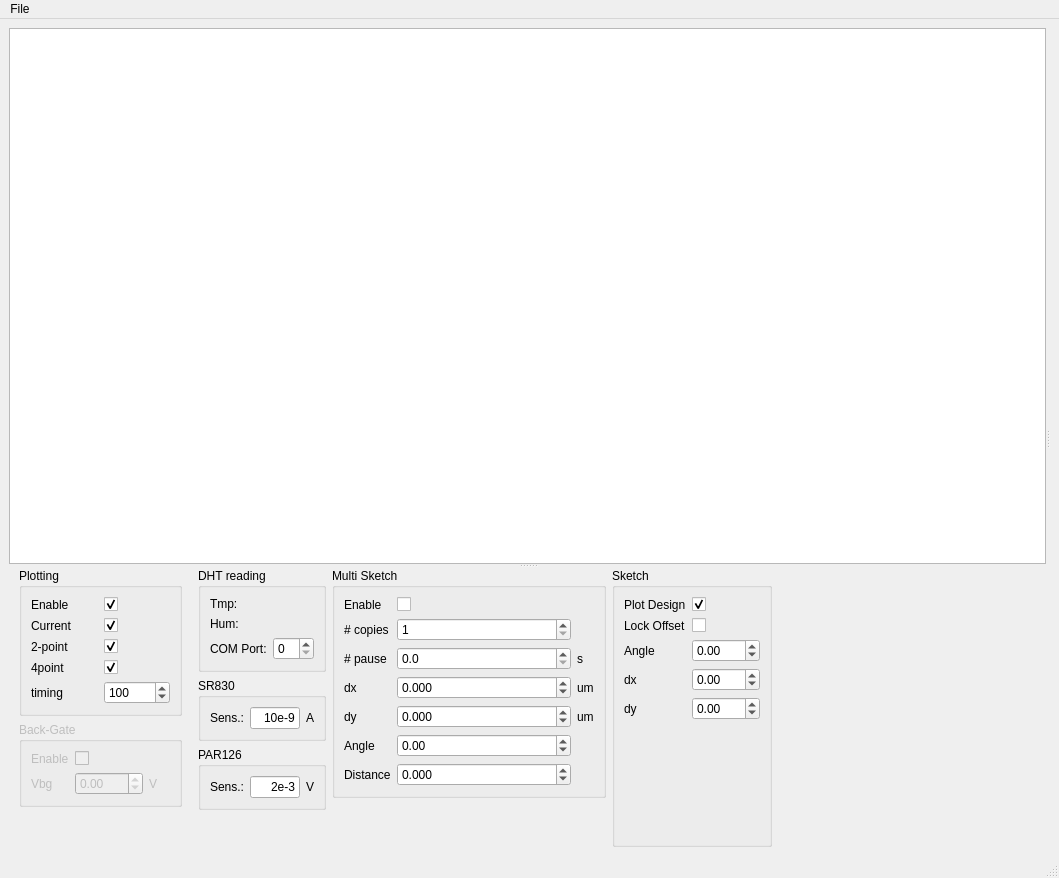
MerlinSmiles/lithocontrol, file mainwindow.ui: the form before one commit.
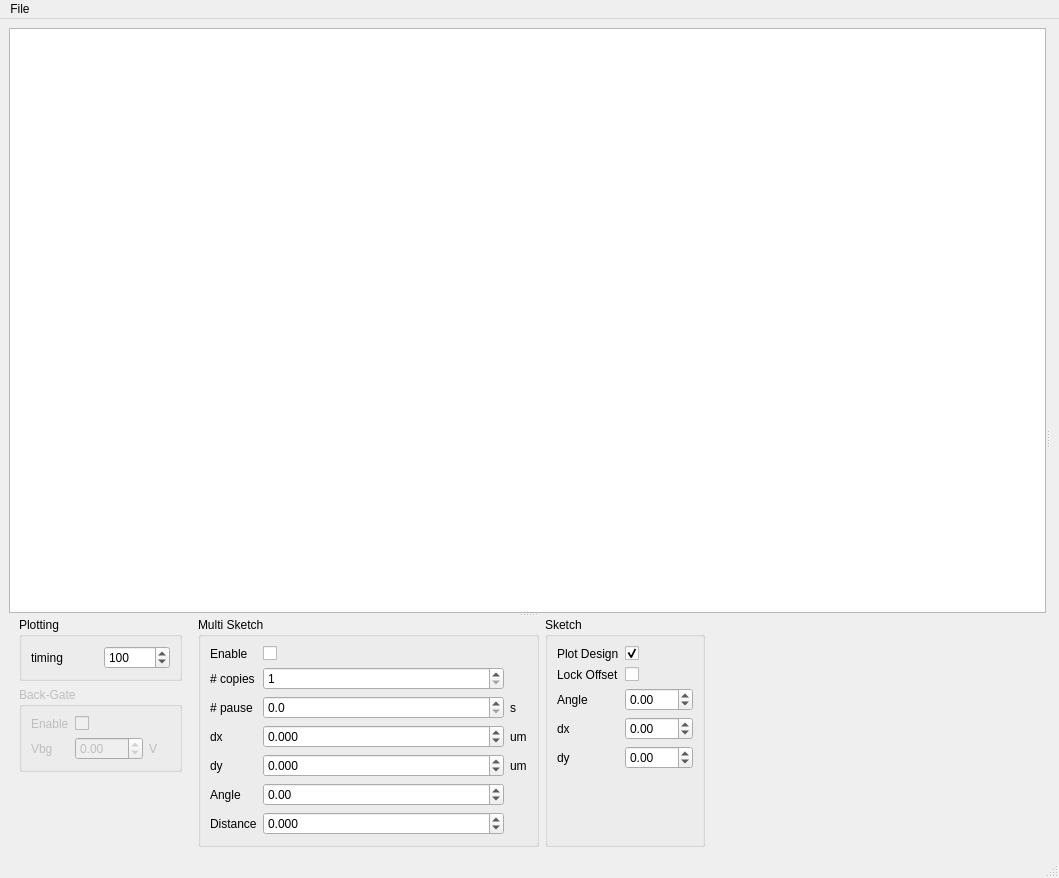
The form after the commit.

The edit to the form file:
```diff
--- a/mainwindow.ui
+++ b/mainwindow.ui
@@ -85,6 +85,137 @@
        </widget>
        <widget class="QWidget" name="gridLayoutWidget">
         <layout class="QGridLayout" name="gridLayout_2">
+         <item row="0" column="6">
+          <widget class="QGroupBox" name="groupBox_3">
+           <property name="title">
+            <string>Sketch</string>
+           </property>
+           <layout class="QGridLayout" name="gridLayout_6">
+            <item row="1" column="0">
+             <widget class="QLabel" name="label_13">
+              <property name="sizePolicy">
+               <sizepolicy hsizetype="Maximum" vsizetype="Preferred">
+                <horstretch>0</horstretch>
+                <verstretch>0</verstretch>
+               </sizepolicy>
+              </property>
+              <property name="text">
+               <string>Lock Offset</string>
+              </property>
+             </widget>
+            </item>
+            <item row="1" column="1">
+             <widget class="QCheckBox" name="offset_check_lock">
+              <property name="text">
+               <string/>
+              </property>
+              <property name="checked">
+               <bool>false</bool>
+              </property>
+             </widget>
+            </item>
+            <item row="3" column="0">
+             <widget class="QLabel" name="label_21">
+              <property name="text">
+               <string>Angle</string>
+              </property>
+             </widget>
+            </item>
+            <item row="4" column="0">
+             <widget class="QLabel" name="label_22">
+              <property name="text">
+               <string>dx</string>
+              </property>
+             </widget>
+            </item>
+            <item row="5" column="0">
+             <widget class="QLabel" name="label_23">
+              <property name="text">
+               <string>dy</string>
+              </property>
+             </widget>
+            </item>
+            <item row="6" column="0">
+             <spacer name="verticalSpacer_4">
+              <property name="orientation">
+               <enum>Qt::Vertical</enum>
+              </property>
+              <property name="sizeHint" stdset="0">
+               <size>
+                <width>20</width>
+                <height>40</height>
+               </size>
+              </property>
+             </spacer>
+            </item>
+            <item row="4" column="1">
+             <widget class="QDoubleSpinBox" name="offset_dx_spin">
+              <property name="minimum">
+               <double>-99.989999999999995</double>
+              </property>
+              <property name="maximum">
+               <double>99.989999999999995</double>
+              </property>
+              <property name="singleStep">
+               <double>0.050000000000000</double>
+              </property>
+             </widget>
+            </item>
+            <item row="5" column="1">
+             <widget class="QDoubleSpinBox" name="offset_dy_spin">
+              <property name="minimum">
+               <double>-99.989999999999995</double>
+              </property>
+              <property name="singleStep">
+               <double>0.050000000000000</double>
+              </property>
+              <property name="value">
+               <double>0.000000000000000</double>
+              </property>
+             </widget>
+            </item>
+            <item row="0" column="0">
+             <widget class="QLabel" name="label_20">
+              <property name="text">
+               <string>Plot Design</string>
+              </property>
+             </widget>
+            </item>
+            <item row="0" column="1">
+             <widget class="QCheckBox" name="offset_check_design">
+              <property name="text">
+               <string/>
+              </property>
+              <property name="checked">
+               <bool>true</bool>
+              </property>
+             </widget>
+            </item>
+            <item row="3" column="1">
+             <widget class="QDoubleSpinBox" name="offset_angle_spin">
+              <property name="enabled">
+               <bool>true</bool>
+              </property>
+              <property name="sizePolicy">
+               <sizepolicy hsizetype="Minimum" vsizetype="Fixed">
+                <horstretch>0</horstretch>
+                <verstretch>0</verstretch>
+               </sizepolicy>
+              </property>
+              <property name="minimum">
+               <double>-720.000000000000000</double>
+              </property>
+              <property name="maximum">
+               <double>720.000000000000000</double>
+              </property>
+              <property name="singleStep">
+               <double>0.100000000000000</double>
+              </property>
+             </widget>
+            </item>
+           </layout>
+          </widget>
+         </item>
          <item row="0" column="3">
           <layout class="QVBoxLayout" name="verticalLayout_4" stretch="0,0,0">
            <property name="leftMargin">
@@ -105,7 +236,7 @@
               <string>Plotting</string>
              </property>
              <layout class="QGridLayout" name="gridLayout_7">
-              <item row="6" column="1">
+              <item row="2" column="1">
                <widget class="QSpinBox" name="plot_update_time">
                 <property name="sizePolicy">
                  <sizepolicy hsizetype="Minimum" vsizetype="Minimum">
@@ -133,81 +264,7 @@
                 </property>
                </widget>
               </item>
-              <item row="1" column="1">
-               <widget class="QCheckBox" name="check_current">
-                <property name="text">
-                 <string/>
-                </property>
-                <property name="checked">
-                 <bool>true</bool>
-                </property>
-               </widget>
-              </item>
-              <item row="2" column="1">
-               <widget class="QCheckBox" name="check_2pt">
-                <property name="text">
-                 <string/>
-                </property>
-                <property name="checked">
-                 <bool>true</bool>
-                </property>
-               </widget>
-              </item>
-              <item row="3" column="1">
-               <widget class="QCheckBox" name="check_4pt">
-                <property name="text">
-                 <string/>
-                </property>
-                <property name="checked">
-                 <bool>true</bool>
-                </property>
-               </widget>
-              </item>
-              <item row="0" column="1">
-               <widget class="QCheckBox" name="check_plot">
-                <property name="sizePolicy">
-                 <sizepolicy hsizetype="Minimum" vsizetype="Minimum">
-                  <horstretch>0</horstretch>
-                  <verstretch>0</verstretch>
-                 </sizepolicy>
-                </property>
-                <property name="text">
-                 <string/>
-                </property>
-                <property name="checked">
-                 <bool>true</bool>
-                </property>
-               </widget>
-              </item>
-              <item row="0" column="0">
-               <widget class="QLabel" name="label_24">
-                <property name="text">
-                 <string>Enable</string>
-                </property>
-               </widget>
-              </item>
-              <item row="1" column="0">
-               <widget class="QLabel" name="label_25">
-                <property name="text">
-                 <string>Current</string>
-                </property>
-               </widget>
-              </item>
               <item row="2" column="0">
-               <widget class="QLabel" name="label_26">
-                <property name="text">
-                 <string>2-point</string>
-                </property>
-               </widget>
-              </item>
-              <item row="3" column="0">
-               <widget class="QLabel" name="label_27">
-                <property name="text">
-                 <string>4point</string>
-                </property>
-               </widget>
-              </item>
-              <item row="6" column="0">
                <widget class="QLabel" name="label_4">
                 <property name="sizePolicy">
                  <sizepolicy hsizetype="Minimum" vsizetype="Minimum">
@@ -316,7 +373,7 @@
            </item>
           </layout>
          </item>
-         <item row="0" column="8">
+         <item row="0" column="7">
           <spacer name="horizontalSpacer">
            <property name="orientation">
             <enum>Qt::Horizontal</enum>
@@ -330,225 +387,6 @@
           </spacer>
          </item>
          <item row="0" column="4">
-          <layout class="QVBoxLayout" name="verticalLayout_3">
-           <item>
-            <widget class="QGroupBox" name="groupBox_5">
-             <property name="sizePolicy">
-              <sizepolicy hsizetype="Minimum" vsizetype="Minimum">
-               <horstretch>0</horstretch>
-               <verstretch>0</verstretch>
-              </sizepolicy>
-             </property>
-             <property name="layoutDirection">
-              <enum>Qt::LeftToRight</enum>
-             </property>
-             <property name="title">
-              <string>DHT reading</string>
-             </property>
-             <property name="alignment">
-              <set>Qt::AlignLeading|Qt::AlignLeft|Qt::AlignTop</set>
-             </property>
-             <layout class="QGridLayout" name="gridLayout_5">
-              <property name="sizeConstraint">
-               <enum>QLayout::SetMinimumSize</enum>
-              </property>
-              <item row="1" column="0">
-               <widget class="QLabel" name="text_hum">
-                <property name="sizePolicy">
-                 <sizepolicy hsizetype="Preferred" vsizetype="Fixed">
-                  <horstretch>0</horstretch>
-                  <verstretch>0</verstretch>
-                 </sizepolicy>
-                </property>
-                <property name="text">
-                 <string>Hum:</string>
-                </property>
-               </widget>
-              </item>
-              <item row="0" column="0">
-               <widget class="QLabel" name="text_temp">
-                <property name="sizePolicy">
-                 <sizepolicy hsizetype="Preferred" vsizetype="Fixed">
-                  <horstretch>0</horstretch>
-                  <verstretch>0</verstretch>
-                 </sizepolicy>
-                </property>
-                <property name="text">
-                 <string>Tmp:</string>
-                </property>
-               </widget>
-              </item>
-              <item row="2" column="0">
-               <widget class="QLabel" name="label_5">
-                <property name="sizePolicy">
-                 <sizepolicy hsizetype="Fixed" vsizetype="Preferred">
-                  <horstretch>0</horstretch>
-                  <verstretch>0</verstretch>
-                 </sizepolicy>
-                </property>
-                <property name="text">
-                 <string>COM Port:</string>
-                </property>
-               </widget>
-              </item>
-              <item row="2" column="1">
-               <widget class="QSpinBox" name="spinCom">
-                <property name="sizePolicy">
-                 <sizepolicy hsizetype="Fixed" vsizetype="Fixed">
-                  <horstretch>0</horstretch>
-                  <verstretch>0</verstretch>
-                 </sizepolicy>
-                </property>
-               </widget>
-              </item>
-             </layout>
-            </widget>
-           </item>
-           <item>
-            <widget class="QGroupBox" name="groupBox_6">
-             <property name="sizePolicy">
-              <sizepolicy hsizetype="Minimum" vsizetype="Minimum">
-               <horstretch>0</horstretch>
-               <verstretch>0</verstretch>
-              </sizepolicy>
-             </property>
-             <property name="title">
-              <string>SR830</string>
-             </property>
-             <layout class="QHBoxLayout" name="horizontalLayout_4">
-              <property name="sizeConstraint">
-               <enum>QLayout::SetMinimumSize</enum>
-              </property>
-              <item>
-               <widget class="QLabel" name="label_6">
-                <property name="text">
-                 <string>Sens.:</string>
-                </property>
-               </widget>
-              </item>
-              <item>
-               <widget class="QLineEdit" name="SRSensitivity">
-                <property name="enabled">
-                 <bool>true</bool>
-                </property>
-                <property name="sizePolicy">
-                 <sizepolicy hsizetype="Preferred" vsizetype="Fixed">
-                  <horstretch>0</horstretch>
-                  <verstretch>0</verstretch>
-                 </sizepolicy>
-                </property>
-                <property name="maximumSize">
-                 <size>
-                  <width>50</width>
-                  <height>16777215</height>
-                 </size>
-                </property>
-                <property name="text">
-                 <string>10e-9</string>
-                </property>
-                <property name="alignment">
-                 <set>Qt::AlignRight|Qt::AlignTrailing|Qt::AlignVCenter</set>
-                </property>
-               </widget>
-              </item>
-              <item>
-               <widget class="QLabel" name="label">
-                <property name="sizePolicy">
-                 <sizepolicy hsizetype="Preferred" vsizetype="Preferred">
-                  <horstretch>0</horstretch>
-                  <verstretch>0</verstretch>
-                 </sizepolicy>
-                </property>
-                <property name="text">
-                 <string>A</string>
-                </property>
-               </widget>
-              </item>
-             </layout>
-            </widget>
-           </item>
-           <item>
-            <widget class="QGroupBox" name="groupBox_7">
-             <property name="sizePolicy">
-              <sizepolicy hsizetype="Minimum" vsizetype="Minimum">
-               <horstretch>0</horstretch>
-               <verstretch>0</verstretch>
-              </sizepolicy>
-             </property>
-             <property name="minimumSize">
-              <size>
-               <width>0</width>
-               <height>0</height>
-              </size>
-             </property>
-             <property name="title">
-              <string>PAR126</string>
-             </property>
-             <layout class="QHBoxLayout" name="horizontalLayout">
-              <item>
-               <widget class="QLabel" name="label_2">
-                <property name="sizePolicy">
-                 <sizepolicy hsizetype="Minimum" vsizetype="Preferred">
-                  <horstretch>0</horstretch>
-                  <verstretch>0</verstretch>
-                 </sizepolicy>
-                </property>
-                <property name="text">
-                 <string>Sens.:</string>
-                </property>
-               </widget>
-              </item>
-              <item>
-               <widget class="QLineEdit" name="PARSensitivity">
-                <property name="sizePolicy">
-                 <sizepolicy hsizetype="Preferred" vsizetype="Fixed">
-                  <horstretch>0</horstretch>
-                  <verstretch>0</verstretch>
-                 </sizepolicy>
-                </property>
-                <property name="maximumSize">
-                 <size>
-                  <width>50</width>
-                  <height>16777215</height>
-                 </size>
-                </property>
-                <property name="text">
-                 <string>2e-3</string>
-                </property>
-                <property name="frame">
-                 <bool>true</bool>
-                </property>
-                <property name="alignment">
-                 <set>Qt::AlignRight|Qt::AlignTrailing|Qt::AlignVCenter</set>
-                </property>
-               </widget>
-              </item>
-              <item>
-               <widget class="QLabel" name="label_3">
-                <property name="text">
-                 <string>V</string>
-                </property>
-               </widget>
-              </item>
-             </layout>
-            </widget>
-           </item>
-           <item>
-            <spacer name="verticalSpacer_2">
-             <property name="orientation">
-              <enum>Qt::Vertical</enum>
-             </property>
-             <property name="sizeHint" stdset="0">
-              <size>
-               <width>20</width>
-               <height>0</height>
-              </size>
-             </property>
-            </spacer>
-           </item>
-          </layout>
-         </item>
-         <item row="0" column="5">
           <layout class="QVBoxLayout" name="verticalLayout">
            <item>
             <widget class="QGroupBox" name="groupBox">
@@ -756,137 +594,6 @@
          <item row="0" column="6">
           <layout class="QVBoxLayout" name="verticalLayout_2"/>
          </item>
-         <item row="0" column="7">
-          <widget class="QGroupBox" name="groupBox_3">
-           <property name="title">
-            <string>Sketch</string>
-           </property>
-           <layout class="QGridLayout" name="gridLayout_6">
-            <item row="1" column="0">
-             <widget class="QLabel" name="label_13">
-              <property name="sizePolicy">
-               <sizepolicy hsizetype="Maximum" vsizetype="Preferred">
-                <horstretch>0</horstretch>
-                <verstretch>0</verstretch>
-               </sizepolicy>
-              </property>
-              <property name="text">
-               <string>Lock Offset</string>
-              </property>
-             </widget>
-            </item>
-            <item row="1" column="1">
-             <widget class="QCheckBox" name="offset_check_lock">
-              <property name="text">
-               <string/>
-              </property>
-              <property name="checked">
-               <bool>false</bool>
-              </property>
-             </widget>
-            </item>
-            <item row="3" column="0">
-             <widget class="QLabel" name="label_21">
-              <property name="text">
-               <string>Angle</string>
-              </property>
-             </widget>
-            </item>
-            <item row="4" column="0">
-             <widget class="QLabel" name="label_22">
-              <property name="text">
-               <string>dx</string>
-              </property>
-             </widget>
-            </item>
-            <item row="5" column="0">
-             <widget class="QLabel" name="label_23">
-              <property name="text">
-               <string>dy</string>
-              </property>
-             </widget>
-            </item>
-            <item row="6" column="0">
-             <spacer name="verticalSpacer_4">
-              <property name="orientation">
-               <enum>Qt::Vertical</enum>
-              </property>
-              <property name="sizeHint" stdset="0">
-               <size>
-                <width>20</width>
-                <height>40</height>
-               </size>
-              </property>
-             </spacer>
-            </item>
-            <item row="4" column="1">
-             <widget class="QDoubleSpinBox" name="offset_dx_spin">
-              <property name="minimum">
-               <double>-99.989999999999995</double>
-              </property>
-              <property name="maximum">
-               <double>99.989999999999995</double>
-              </property>
-              <property name="singleStep">
-               <double>0.050000000000000</double>
-              </property>
-             </widget>
-            </item>
-            <item row="5" column="1">
-             <widget class="QDoubleSpinBox" name="offset_dy_spin">
-              <property name="minimum">
-               <double>-99.989999999999995</double>
-              </property>
-              <property name="singleStep">
-               <double>0.050000000000000</double>
-              </property>
-              <property name="value">
-               <double>0.000000000000000</double>
-              </property>
-             </widget>
-            </item>
-            <item row="0" column="0">
-             <widget class="QLabel" name="label_20">
-              <property name="text">
-               <string>Plot Design</string>
-              </property>
-             </widget>
-            </item>
-            <item row="0" column="1">
-             <widget class="QCheckBox" name="offset_check_design">
-              <property name="text">
-               <string/>
-              </property>
-              <property name="checked">
-               <bool>true</bool>
-              </property>
-             </widget>
-            </item>
-            <item row="3" column="1">
-             <widget class="QDoubleSpinBox" name="offset_angle_spin">
-              <property name="enabled">
-               <bool>true</bool>
-              </property>
-              <property name="sizePolicy">
-               <sizepolicy hsizetype="Minimum" vsizetype="Fixed">
-                <horstretch>0</horstretch>
-                <verstretch>0</verstretch>
-               </sizepolicy>
-              </property>
-              <property name="minimum">
-               <double>-720.000000000000000</double>
-              </property>
-              <property name="maximum">
-               <double>720.000000000000000</double>
-              </property>
-              <property name="singleStep">
-               <double>0.100000000000000</double>
-              </property>
-             </widget>
-            </item>
-           </layout>
-          </widget>
-         </item>
         </layout>
        </widget>
       </widget>
```
Left out of the diff: 2 changed lines with no effect on the pictures.
